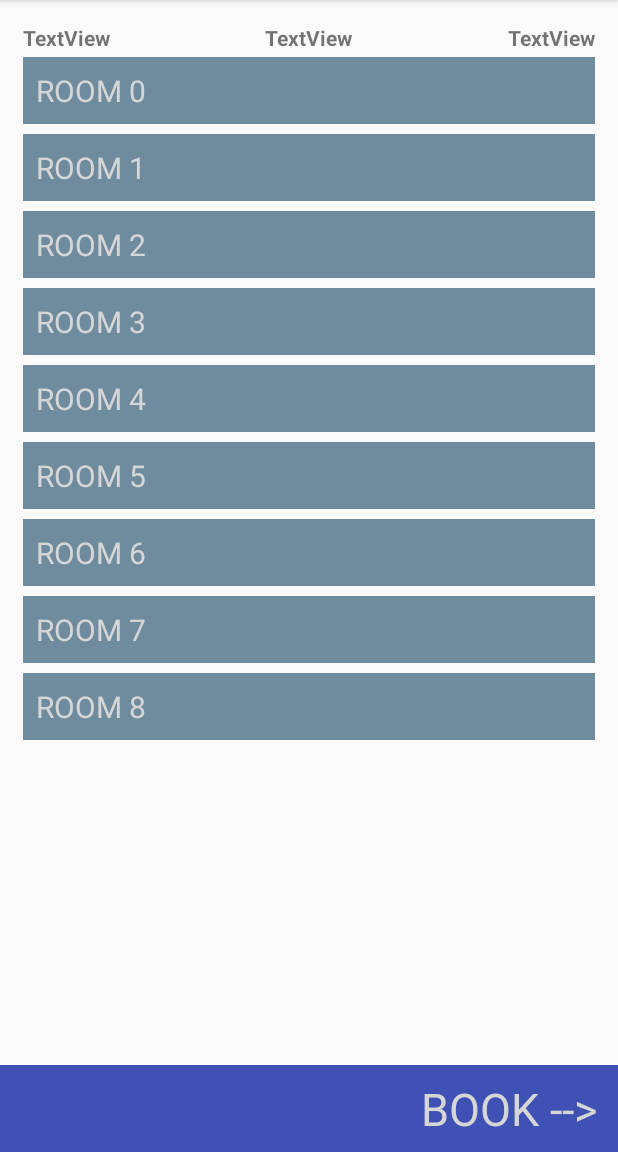
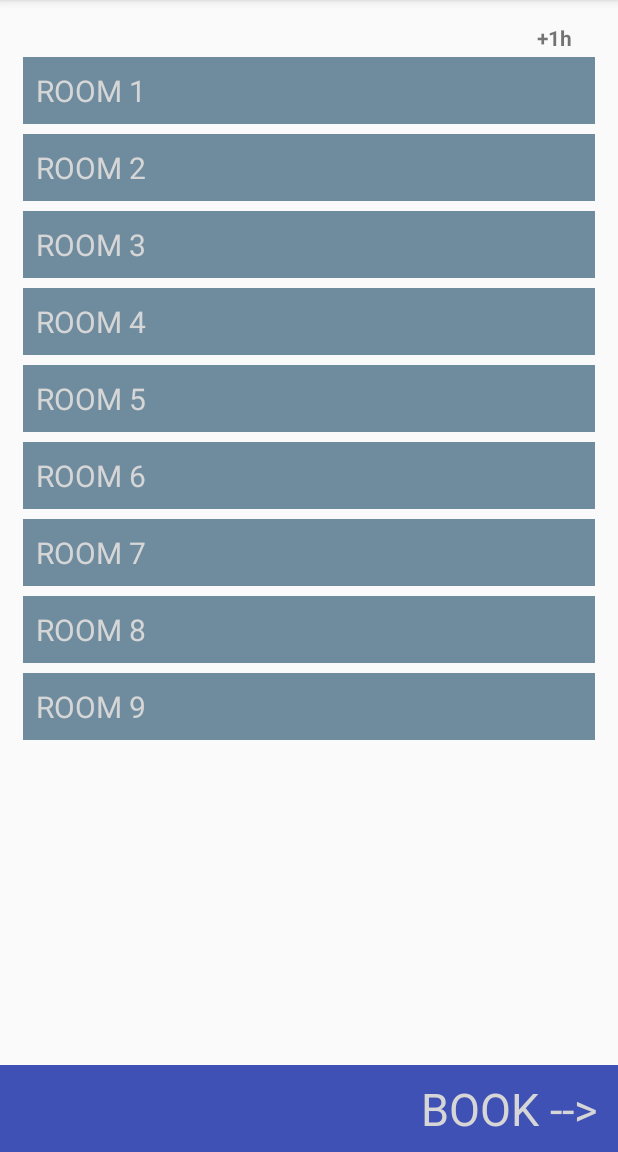
Before and after one commit to swapnilraj/GlassBook, an Android app: the fragment AvailabilityScheduleFragment placed in its activity, after a tap on an icon or button, on a phone screen of 412 x 824 dp, the part 84-1236 px from its top. Run offline under Robolectric (Android 15) with nearby library versions, the phone set to English and light mode, and no system bars; libraries missing offline, so code that uses them is left out: com.wdullaer.materialdatetimepicker, io.realm; 12 statements that could not run were skipped.

Commit message:
Touchups and cleanups.

```diff
--- a/app/src/main/java/io/sixth/glassbook/AvailabilityScheduleFragment.java
+++ b/app/src/main/java/io/sixth/glassbook/AvailabilityScheduleFragment.java
@@ -95,7 +95,7 @@ public class AvailabilityScheduleFragment extends Fragment
       args.putInt(DAY_CODE, daysFromNow);
       args.putInt(TIME, Integer.parseInt(v.getTag().toString()));
       fragment.setArguments(args);
-      ActivityUtils.loadFragment(getActivity().getSupportFragmentManager(), fragment, R.id.container_main);
+      ActivityUtils.addToBackStack(getActivity().getSupportFragmentManager(), fragment, R.id.container_main);
 
     } else if (v instanceof TextView) {
       Calendar now = Calendar.getInstance();
@@ -135,12 +135,6 @@ public class AvailabilityScheduleFragment extends Fragment
 
         else {
           Snackbar.make(rootView, R.string.fail, Snackbar.LENGTH_LONG).show();
-//          final String selector = "body > p:nth-child(3)";
-//          final Document doc = Jsoup.parse(response);
-//          final Elements ele = doc.select(selector);
-//          final String metaContainer = ele.text();
-//          final String content =
-//              metaContainer.substring(0, metaContainer.indexOf(user.getFirstName()));
         }
       }
     });
@@ -149,33 +143,10 @@ public class AvailabilityScheduleFragment extends Fragment
   @Override public void onItemSelected(AdapterView<?> parent, View view, int position, long id) {
     roomNumber = position + 1;
   }
+
   @Override public void onNothingSelected(AdapterView<?> parent) {
 
   }
-
-  // move to a Realm change listener that updates the buttons as the cache does.
-//  private void updateButtons() {
-//    LinearLayout buttonContainer = (LinearLayout) rootView.findViewById(R.id.button_container);
-//    Calendar rightNow = Calendar.getInstance();
-//    int currentTime = ((daysFromNow == 0)?rightNow.get(Calendar.HOUR_OF_DAY):0);
-//
-//    for (int button = 0; button < availabilityButtons.length; button++) {
-//      int time = currentTime + button;
-//      if (availabilityButtons[button] != null)
-//        buttonContainer.removeView(availabilityButtons[button]);
-//      if (time < 24) {
-//        availabilityButtons[button] = new Button(GlassBook.app);
-//        availabilityButtons[button].setText(String.format(
-//                getResources().getString(R.string.time_stamp),
-//                ((time) % 24),
-//                ((AvailabilityAPI.isTimeAvailable(time, daysFromNow) ? "   AVAILABLE" : " UNAVAILABLE"))));
-//        availabilityButtons[button].setTextAlignment(View.TEXT_ALIGNMENT_TEXT_START);
-//        availabilityButtons[button].setOnClickListener(this);
-//        availabilityButtons[button].setTag(time);
-//        buttonContainer.addView(availabilityButtons[button]);
-//      }
-//    }
-//  }
 
   public void setParent(Fragment fragment) {
     parent = (SwipeFragment) fragment;
--- a/app/src/main/java/io/sixth/glassbook/TimeDetailFragment.java
+++ b/app/src/main/java/io/sixth/glassbook/TimeDetailFragment.java
@@ -107,10 +107,13 @@ public class TimeDetailFragment extends Fragment implements View.OnClickListener
 
     private void setAsSelected (View v) {
         v.setBackgroundColor(app.getResources().getColor(R.color.selected));
-        mAdapter.selected = (int) v.getTag();
-        for (int position = 0; position < 9; position++) {
-            if (position != mAdapter.selected)
-                mAdapter.notifyItemChanged(position);
+        int selection = (int) v.getTag();
+        if (selection != mAdapter.selected) {
+            mAdapter.selected = selection;
+            for (int position = 0; position < 9; position++) {
+                if (position != mAdapter.selected)
+                    mAdapter.notifyItemChanged(position);
+            }
         }
     }
 
--- a/app/src/main/java/io/sixth/glassbook/utils/ActivityUtils.java
+++ b/app/src/main/java/io/sixth/glassbook/utils/ActivityUtils.java
@@ -17,4 +17,12 @@ public class ActivityUtils {
         .replace(container, fragment)
         .commit();
   }
+
+  public static void addToBackStack(FragmentManager fragmentManager, Fragment detailFragment, int container) {
+    fragmentManager.beginTransaction()
+            .replace(container, detailFragment)
+            // Add this transaction to the back stack
+            .addToBackStack(null)
+            .commit();
+  }
 }
--- a/app/src/main/java/io/sixth/glassbook/utils/TimeDetailAdapter.java
+++ b/app/src/main/java/io/sixth/glassbook/utils/TimeDetailAdapter.java
@@ -57,7 +57,7 @@ public class TimeDetailAdapter extends RecyclerView.Adapter<TimeDetailAdapter.Vi
 
         view.setTag(position);
         TextView name = (TextView) view.findViewById(R.id.roomName);
-        name.setText("Room " + position);
+        name.setText("Room " + (position + 1));
         Switch mSwitch = (Switch) view.findViewById(R.id.switch2);
         mSwitch.setChecked(false);
         mSwitch.setOnCheckedChangeListener(TimeDetailFragment.activeFragment);
--- a/app/src/main/res/layout/time_detail.xml
+++ b/app/src/main/res/layout/time_detail.xml
@@ -21,30 +21,14 @@
             >
 
             <TextView
-                android:text="TextView"
-                android:layout_width="wrap_content"
-                android:layout_height="wrap_content"
-                android:id="@+id/textView3"
-                android:layout_weight="1"
-                android:textStyle="bold"/>
-
-            <TextView
-                android:text="TextView"
-                android:layout_width="wrap_content"
-                android:layout_height="wrap_content"
-                android:id="@+id/textView2"
-                android:layout_weight="1"
-                android:textStyle="bold"
-                android:textAlignment="center"/>
-
-            <TextView
-                android:text="TextView"
+                android:text="+1h"
                 android:layout_width="wrap_content"
                 android:layout_height="wrap_content"
                 android:id="@+id/textView"
                 android:layout_weight="1"
                 android:textStyle="bold"
-                android:textAlignment="textEnd"/>
+                android:textAlignment="textEnd"
+                android:paddingEnd="15dp"/>
         </LinearLayout>
 
         <android.support.v7.widget.RecyclerView
```
